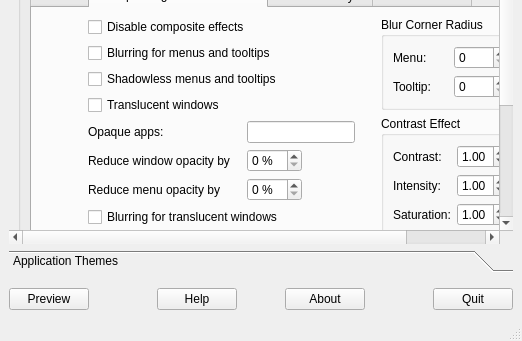
First picture: the form in Kvantum/kvantummanager/kvantummanager.ui, repository tsujan/Kvantum, before the edit; both pictures show x 0 to 522 and y 186 to 527 of the 522 by 527 pixel window.
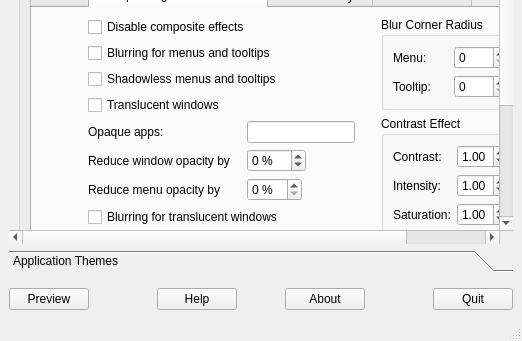
Second picture: the form after the edit. The open tabs and pages were chosen to show the change. Custom widgets are drawn as their Qt base class.

Patch:
```diff
--- a/Kvantum/kvantummanager/kvantummanager.ui
+++ b/Kvantum/kvantummanager/kvantummanager.ui
@@ -1079,6 +1079,9 @@
                  <property name="suffix">
                   <string> %</string>
                  </property>
+                 <property name="minimum">
+                  <number>-90</number>
+                 </property>
                  <property name="maximum">
                   <number>90</number>
                  </property>
```
Left out of the diff: 10 changed lines with no effect on the pictures.
